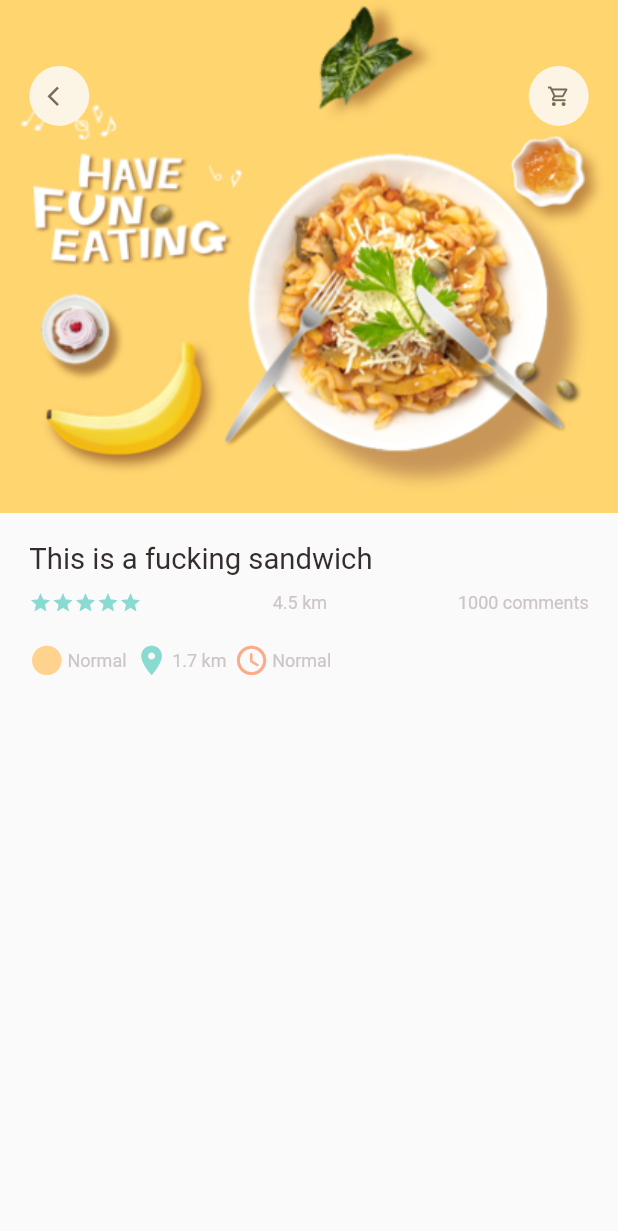
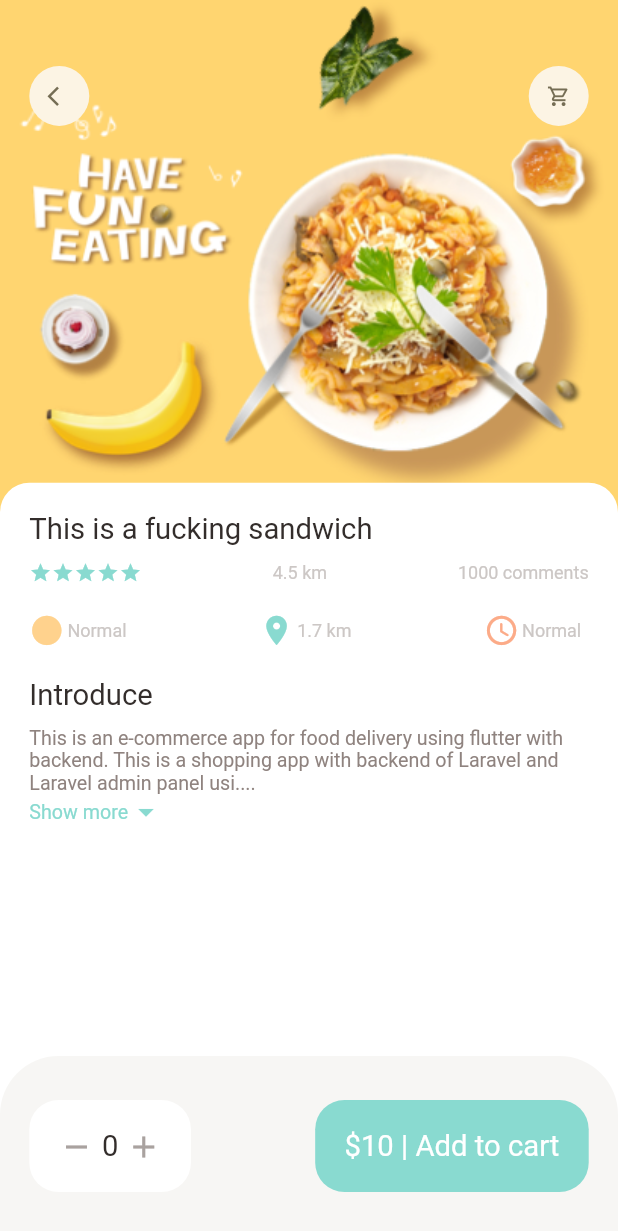
Before and after one commit to mrkhanhkhi/FoodDelivery, a Flutter app: the PopularFoodDetailPage screen opened directly, on a phone screen of 412 x 824 dp. Shown: the top 1231 px of the screen. Run offline on Flutter 3.47's test engine with Material 2 defaults, Android fonts, the phone set to English and light mode, and no system bars; our stand-ins replace dots_indicator, get.

```diff
--- a/lib/main.dart
+++ b/lib/main.dart
@@ -1,5 +1,6 @@
 import 'package:flutter/material.dart';
 import 'package:food_delivery/pages/food_detail/popular_food_detail.dart';
+import 'package:food_delivery/pages/food_detail/recommended_food_detail.dart';
 import 'package:food_delivery/pages/home/main_food_page.dart';
 import 'package:get/get_navigation/src/root/get_material_app.dart';
 
@@ -19,7 +20,7 @@ class MyApp extends StatelessWidget {
       theme: ThemeData(
         primarySwatch: Colors.blue,
       ),
-      home: const PopularFoodDetailPage(),
+      home: const RecommendedFoodDetail(),
     );
   }
 }
--- a/lib/pages/food_detail/popular_food_detail.dart
+++ b/lib/pages/food_detail/popular_food_detail.dart
@@ -3,7 +3,9 @@ import 'package:food_delivery/utils/colors.dart';
 import 'package:food_delivery/utils/dimensions.dart';
 import 'package:food_delivery/widgets/app_icon.dart';
 import 'package:food_delivery/widgets/big_text.dart';
+import 'package:food_delivery/widgets/expendable_text.dart';
 import 'package:food_delivery/widgets/icon_and_text.dart';
+import 'package:food_delivery/widgets/info_column.dart';
 import 'package:food_delivery/widgets/small_text.dart';
 
 class PopularFoodDetailPage extends StatefulWidget {
@@ -17,6 +19,7 @@ class _PopularFoodDetailPageState extends State<PopularFoodDetailPage> {
   @override
   Widget build(BuildContext context) {
     return Scaffold(
+      backgroundColor: Colors.white,
       body: Stack(children: [
         Positioned(
             left: 0,
@@ -43,73 +46,93 @@ class _PopularFoodDetailPageState extends State<PopularFoodDetailPage> {
         Positioned(
           left: 0,
           right: 0,
-          top: Dimensions.popularFoodImgSize,
+          bottom: 0,
+          top: Dimensions.popularFoodImgSize - 20,
           child: Container(
-            child: Column(
-              crossAxisAlignment: CrossAxisAlignment.start,
-              children: [
-                const BigText(text: 'This is a fucking sandwich'),
-                SizedBox(
-                  height: Dimensions.height10,
-                ),
-                Row(
-                  mainAxisAlignment: MainAxisAlignment.spaceBetween,
-                  children: [
-                    Wrap(
-                      children: List.generate(
-                          5,
-                          (index) => const Icon(Icons.star,
-                              color: AppColors.mainColor, size: 15)),
-                    ),
-                    SizedBox(
-                      width: Dimensions.height10,
-                    ),
-                    const SmallText(text: '4.5 km'),
-                    SizedBox(
-                      width: Dimensions.height10,
-                    ),
-                    const SmallText(text: '1000 comments')
-                  ],
-                ),
-                SizedBox(
-                  height: Dimensions.height20,
-                ),
-                Row(
-                  children: [
-                    const IconAndText(
-                        icon: Icons.circle_sharp,
-                        text: "Normal",
-                        color: AppColors.textColor,
-                        iconColor: AppColors.iconColor1),
-                    SizedBox(
-                      height: Dimensions.height10,
-                    ),
-                    const IconAndText(
-                        icon: Icons.location_on,
-                        text: "1.7 km",
-                        color: AppColors.textColor,
-                        iconColor: AppColors.mainColor),
-                    SizedBox(
-                      height: Dimensions.height10,
-                    ),
-                    const IconAndText(
-                        icon: Icons.access_time_rounded,
-                        text: "Normal",
-                        color: AppColors.textColor,
-                        iconColor: AppColors.iconColor2)
-                  ],
-                ),
-              ],
-            ),
             padding: EdgeInsets.only(
                 left: Dimensions.width20,
                 right: Dimensions.width20,
                 top: Dimensions.height20),
             decoration: BoxDecoration(
-                borderRadius: BorderRadius.circular(Dimensions.radius20)),
+                color: Colors.white,
+                borderRadius: BorderRadius.vertical(
+                    top: Radius.circular(Dimensions.radius20))),
+            child:
+                Column(crossAxisAlignment: CrossAxisAlignment.start, children: [
+              const InfoColumn(text: "This is a fucking sandwich"),
+              SizedBox(
+                height: Dimensions.height20,
+              ),
+              const BigText(text: "Introduce"),
+              SizedBox(
+                height: Dimensions.height10,
+              ),
+              Expanded(
+                child: SingleChildScrollView(
+                  child: const ExpendableText(
+                      text:
+                          "This is an e-commerce app for food delivery using flutter with backend. This is a shopping app with backend of Laravel and Laravel admin panel using restful api complete CRUD operations. We also used firebase for notification. This tutorial covers complete shopping cart, placing orders, signup or registration, signin or login, payment."),
+                ),
+              )
+            ]),
           ),
         ),
       ]),
+      bottomNavigationBar: Container(
+        height: 120,
+        padding: EdgeInsets.only(
+            top: Dimensions.height30,
+            bottom: Dimensions.height30,
+            left: Dimensions.width20,
+            right: Dimensions.width20),
+        decoration: BoxDecoration(
+            color: AppColors.buttonBackgroundColor,
+            borderRadius: BorderRadius.only(
+                topLeft: Radius.circular(Dimensions.radius20 * 2),
+                topRight: Radius.circular(Dimensions.radius20 * 2))),
+        child:
+            Row(mainAxisAlignment: MainAxisAlignment.spaceBetween, children: [
+          Container(
+            padding: EdgeInsets.only(
+                top: Dimensions.height20,
+                bottom: Dimensions.height20,
+                left: Dimensions.width20,
+                right: Dimensions.width20),
+            decoration: BoxDecoration(
+                borderRadius: BorderRadius.circular(Dimensions.radius20),
+                color: Colors.white),
+            child: Row(children: [
+              const Icon(
+                Icons.remove,
+                color: AppColors.signColor,
+              ),
+              SizedBox(
+                width: Dimensions.width10 / 2,
+              ),
+              const BigText(text: "0"),
+              SizedBox(
+                width: Dimensions.width10 / 2,
+              ),
+              const Icon(
+                Icons.add,
+                color: AppColors.signColor,
+              )
+            ]),
+          ),
+          Container(
+            padding: EdgeInsets.only(
+                top: Dimensions.height20,
+                bottom: Dimensions.height20,
+                left: Dimensions.width20,
+                right: Dimensions.width20),
+            height: Dimensions.bottomBarHeight,
+            decoration: BoxDecoration(
+                borderRadius: BorderRadius.circular(Dimensions.radius20),
+                color: AppColors.mainColor),
+            child: BigText(text: "\$10 | Add to cart", color: Colors.white),
+          ),
+        ]),
+      ),
     );
   }
 }
--- a/lib/utils/dimensions.dart
+++ b/lib/utils/dimensions.dart
@@ -19,7 +19,10 @@ class Dimensions {
   static double width20 = screenHeight / 42.2;
   static double width30 = screenHeight / 28.13;
 
+  static double font16 = screenHeight / 62.75;
   static double font20 = screenHeight / 42.2;
+  static double font26 = screenHeight / 32.46;
+
   static double radius15 = screenHeight / 56.27;
   static double radius20 = screenHeight / 42.2;
   static double radius30 = screenHeight / 28.13;
@@ -32,4 +35,5 @@ class Dimensions {
   static double listViewTextContainerSize = screenWidth / 3.9;
 
   static double popularFoodImgSize = screenHeight / 2.41;
+  static double bottomBarHeight = screenHeight / 7.03;
 }
--- /dev/null
+++ b/lib/widgets/expendable_text.dart
@@ -0,0 +1,77 @@
+import 'package:flutter/material.dart';
+import 'package:food_delivery/utils/colors.dart';
+import 'package:food_delivery/utils/dimensions.dart';
+import 'package:food_delivery/widgets/small_text.dart';
+
+class ExpendableText extends StatefulWidget {
+  final String text;
+  const ExpendableText({Key? key, required this.text}) : super(key: key);
+
+  @override
+  State<ExpendableText> createState() => _ExpendableTextState();
+}
+
+class _ExpendableTextState extends State<ExpendableText> {
+  late String firstHalf;
+  late String secondHalf;
+
+  bool isHiddenText = true;
+
+  double textHeight = Dimensions.screenHeight / 5.63;
+
+  @override
+  void initState() {
+    super.initState();
+    if (widget.text.length > textHeight) {
+      firstHalf = widget.text.substring(0, textHeight.toInt());
+      secondHalf =
+          widget.text.substring(textHeight.toInt() + 1, widget.text.length);
+    } else {
+      firstHalf = widget.text;
+      secondHalf = '';
+    }
+  }
+
+  @override
+  Widget build(BuildContext context) {
+    return Container(
+      child: secondHalf.isEmpty
+          ? SmallText(
+              text: firstHalf,
+              size: Dimensions.font16,
+              color: AppColors.paraColor)
+          : Column(
+              crossAxisAlignment: CrossAxisAlignment.start,
+              children: [
+                SmallText(
+                    height: 1.8,
+                    color: AppColors.paraColor,
+                    size: Dimensions.font16,
+                    text: isHiddenText
+                        ? firstHalf + "...."
+                        : firstHalf + secondHalf),
+                InkWell(
+                  onTap: () {
+                    setState(() {
+                      isHiddenText = !isHiddenText;
+                    });
+                  },
+                  child: Row(children: [
+                    SmallText(
+                      size: Dimensions.font16,
+                      text: isHiddenText ? "Show more" : "Show less",
+                      color: AppColors.mainColor,
+                    ),
+                    Icon(
+                      isHiddenText
+                          ? Icons.arrow_drop_down
+                          : Icons.arrow_drop_up,
+                      color: AppColors.mainColor,
+                    )
+                  ]),
+                ),
+              ],
+            ),
+    );
+  }
+}
--- /dev/null
+++ b/lib/widgets/info_column.dart
@@ -0,0 +1,73 @@
+import 'package:flutter/material.dart';
+import 'package:food_delivery/utils/colors.dart';
+import 'package:food_delivery/utils/dimensions.dart';
+import 'package:food_delivery/widgets/big_text.dart';
+import 'package:food_delivery/widgets/small_text.dart';
+
+import 'icon_and_text.dart';
+
+class InfoColumn extends StatelessWidget {
+  final String text;
+  const InfoColumn({Key? key, required this.text}) : super(key: key);
+
+  @override
+  Widget build(BuildContext context) {
+    return Column(
+      crossAxisAlignment: CrossAxisAlignment.start,
+      children: [
+        const BigText(text: 'This is a fucking sandwich'),
+        SizedBox(
+          height: Dimensions.height10,
+        ),
+        Row(
+          mainAxisAlignment: MainAxisAlignment.spaceBetween,
+          children: [
+            Wrap(
+              children: List.generate(
+                  5,
+                  (index) => const Icon(Icons.star,
+                      color: AppColors.mainColor, size: 15)),
+            ),
+            SizedBox(
+              width: Dimensions.height10,
+            ),
+            const SmallText(text: '4.5 km'),
+            SizedBox(
+              width: Dimensions.height10,
+            ),
+            const SmallText(text: '1000 comments')
+          ],
+        ),
+        SizedBox(
+          height: Dimensions.height20,
+        ),
+        Row(
+          mainAxisAlignment: MainAxisAlignment.spaceBetween,
+          children: [
+            const IconAndText(
+                icon: Icons.circle_sharp,
+                text: "Normal",
+                color: AppColors.textColor,
+                iconColor: AppColors.iconColor1),
+            SizedBox(
+              height: Dimensions.height10,
+            ),
+            const IconAndText(
+                icon: Icons.location_on,
+                text: "1.7 km",
+                color: AppColors.textColor,
+                iconColor: AppColors.mainColor),
+            SizedBox(
+              height: Dimensions.height10,
+            ),
+            const IconAndText(
+                icon: Icons.access_time_rounded,
+                text: "Normal",
+                color: AppColors.textColor,
+                iconColor: AppColors.iconColor2)
+          ],
+        ),
+      ],
+    );
+  }
+}
```
Also changed, not shown: lib/pages/food_detail/recommended_food_detail.dart (added, +39 -0 lines), lib/pages/home/food_page_body.dart (+7 -96 lines).
